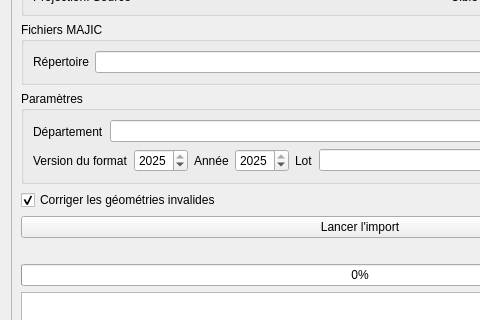
Old version of the form cadastre/forms/cadastre_import_form.ui in the repository 3liz/QgisCadastrePlugin; both pictures show x 0 to 480 and y 267 to 587 of the 720 by 883 pixel window.
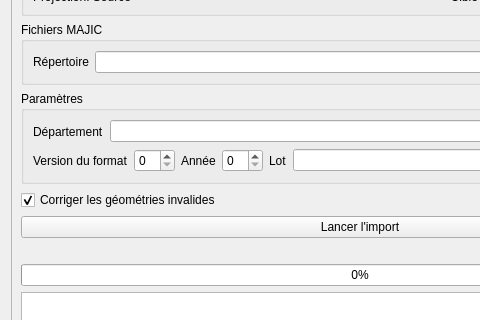
New version of the form. Custom widgets are drawn as their Qt base class.

Commit message: Add a global variable for the maximum year

The edit to the form file:
```diff
--- a/cadastre/forms/cadastre_import_form.ui
+++ b/cadastre/forms/cadastre_import_form.ui
@@ -341,17 +341,7 @@
              </widget>
             </item>
             <item>
-             <widget class="QSpinBox" name="inDataVersion">
-              <property name="minimum">
-               <number>2012</number>
-              </property>
-              <property name="maximum">
-               <number>2025</number>
-              </property>
-              <property name="value">
-               <number>2025</number>
-              </property>
-             </widget>
+             <widget class="QSpinBox" name="inDataVersion"/>
             </item>
             <item>
              <widget class="QLabel" name="label_16">
@@ -361,20 +351,7 @@
              </widget>
             </item>
             <item>
-             <widget class="QSpinBox" name="inDataYear">
-              <property name="enabled">
-               <bool>true</bool>
-              </property>
-              <property name="minimum">
-               <number>2012</number>
-              </property>
-              <property name="maximum">
-               <number>2025</number>
-              </property>
-              <property name="value">
-               <number>2025</number>
-              </property>
-             </widget>
+             <widget class="QSpinBox" name="inDataYear"/>
             </item>
             <item>
              <widget class="QLabel" name="label_6">
```
The commit also changes 4 other files.
